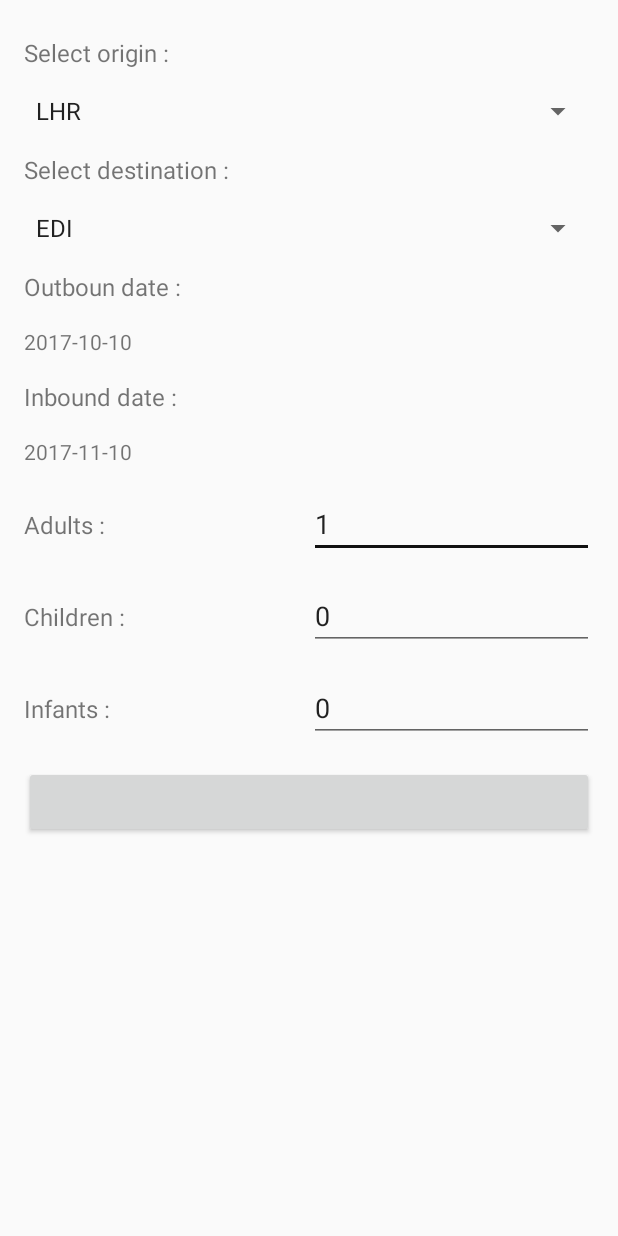
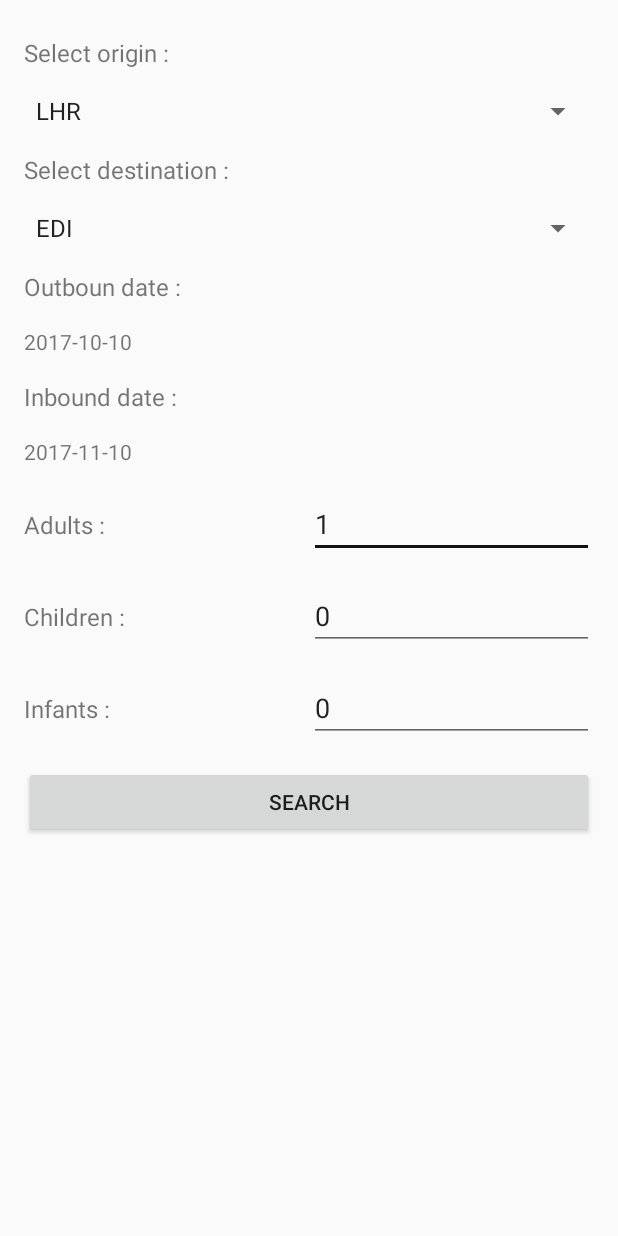
Before and after one commit to SammyJankis/FlightSearch, an Android app: the screen it shows after launch (SearchActivity), on a phone screen of 412 x 824 dp. Run offline under Robolectric (Android 15) with nearby library versions, the phone set to English and light mode, and no system bars; our stand-ins replace ButterKnife, Dagger/Hilt's generated code, RxJava; libraries missing offline, so code that uses them is left out: com.jakewharton.retrofit2; 3 statements that could not run were skipped.

Commit message:
Fixed issues with ui

```diff
--- a/app/src/main/java/com/arturoguillen/flightsearch/presenter/SearchPresenter.java
+++ b/app/src/main/java/com/arturoguillen/flightsearch/presenter/SearchPresenter.java
@@ -42,6 +42,7 @@ public class SearchPresenter implements PresenterInterface<SearchView> {
 
     public void search(Search search) {
         view.showProgress();
+        view.hideMessage();
         searchDisposable = searchModel.getFlightsInfo(search, new DisposableObserver<FlightsResult>() {
             @Override
             public void onNext(FlightsResult flightsResult) {
--- a/app/src/main/java/com/arturoguillen/flightsearch/utils/ui/LoadingButton.java
+++ b/app/src/main/java/com/arturoguillen/flightsearch/utils/ui/LoadingButton.java
@@ -70,4 +70,8 @@ public class LoadingButton extends LinearLayout {
         progressBar.setVisibility(GONE);
     }
 
+    @Override
+    public void setOnClickListener(@Nullable OnClickListener l) {
+        button.setOnClickListener(l);
+    }
 }
--- a/app/src/main/java/com/arturoguillen/flightsearch/view/search/SearchActivity.java
+++ b/app/src/main/java/com/arturoguillen/flightsearch/view/search/SearchActivity.java
@@ -99,6 +99,13 @@ public class SearchActivity extends InjectedActivity implements SearchView, Adap
         spOrigin.setAdapter(adapterOrigin);
         spOrigin.setSelection(1);
         origin = String.valueOf(adapterOrigin.getItem(1));
+
+        searchButton.setOnClickListener(new View.OnClickListener() {
+            @Override
+            public void onClick(View v) {
+                onClickBtnSearch();
+            }
+        });
     }
 
     @Override
@@ -112,14 +119,12 @@ public class SearchActivity extends InjectedActivity implements SearchView, Adap
         component.inject(this);
     }
 
-    @OnClick(R.id.btn_search)
-    public void onClickBtnSearch(View view) {
-
+    private void onClickBtnSearch() {
         if (TextUtils.isEmpty(destination)) {
             showErrorInDestination();
         } else if (TextUtils.isEmpty(origin)) {
             showErrorInOrigin();
-        } else if (!destination.equals(origin)) {
+        } else if (destination.equals(origin)) {
             showErrorSameDestinationOrigin();
         } else {
             Search search = new Search();
--- a/app/src/main/res/layout/activity_search.xml
+++ b/app/src/main/res/layout/activity_search.xml
@@ -1,5 +1,6 @@
 <?xml version="1.0" encoding="utf-8"?>
 <android.support.design.widget.CoordinatorLayout xmlns:android="http://schemas.android.com/apk/res/android"
+    xmlns:app="http://schemas.android.com/apk/res-auto"
     android:id="@+id/cl_search"
     android:layout_width="match_parent"
     android:layout_height="match_parent">
@@ -149,6 +150,6 @@
             android:layout_height="wrap_content"
             android:layout_marginBottom="@dimen/material_space_between_content_areas"
             android:layout_marginTop="@dimen/material_space_between_content_areas"
-            android:text="@string/search" />
+            app:text="@string/search" />
     </LinearLayout>
 </android.support.design.widget.CoordinatorLayout>
```
